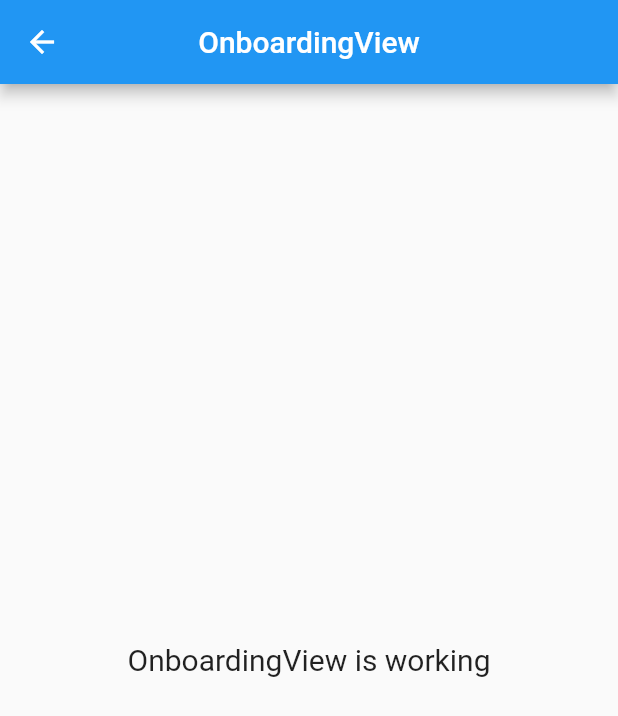
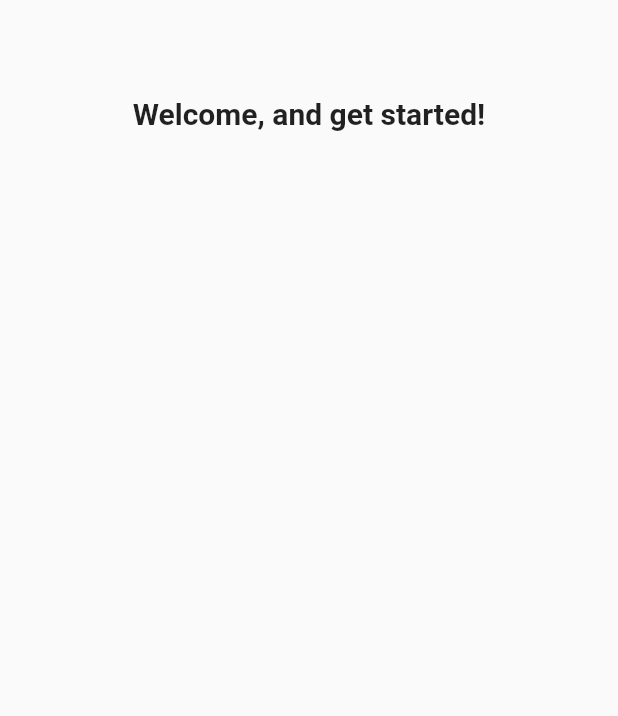
Before and after one commit to raihanromzi/flutter_getx_atbeach, a Flutter app: the OnboardingView screen opened by its route, on a phone screen of 412 x 824 dp. Shown: the top 716 px of the screen. Run offline on Flutter 3.47's test engine with Material 2 defaults, Android fonts, the phone set to English and light mode, and no system bars; our stand-ins replace get.

```diff
--- /dev/null
+++ b/atbeach_app/lib/app/modules/login/bindings/login_binding.dart
@@ -0,0 +1,12 @@
+import 'package:get/get.dart';
+
+import '../controllers/login_controller.dart';
+
+class LoginBinding extends Bindings {
+  @override
+  void dependencies() {
+    Get.lazyPut<LoginController>(
+      () => LoginController(),
+    );
+  }
+}
--- a/atbeach_app/lib/app/modules/onboarding/views/onboarding_view.dart
+++ b/atbeach_app/lib/app/modules/onboarding/views/onboarding_view.dart
@@ -9,16 +9,14 @@
   @override
   Widget build(BuildContext context) {
     return Scaffold(
-      appBar: AppBar(
-        title: Text('OnboardingView'),
-        centerTitle: true,
-      ),
-      body: Center(
-        child: Text(
-          'OnboardingView is working',
-          style: TextStyle(fontSize: 20),
+        body: Padding(
+      padding: const EdgeInsets.symmetric(vertical: 64),
+      child: ListView(children: const <Widget>[
+        Center(
+          child: Text('Welcome, and get started!',
+              style: TextStyle(fontSize: 20, fontWeight: FontWeight.bold)),
         ),
-      ),
-    );
+      ]),
+    ));
   }
 }
--- /dev/null
+++ b/atbeach_app/lib/app/modules/register/bindings/register_binding.dart
@@ -0,0 +1,12 @@
+import 'package:get/get.dart';
+
+import '../controllers/register_controller.dart';
+
+class RegisterBinding extends Bindings {
+  @override
+  void dependencies() {
+    Get.lazyPut<RegisterController>(
+      () => RegisterController(),
+    );
+  }
+}
--- a/atbeach_app/lib/app/routes/app_pages.dart
+++ b/atbeach_app/lib/app/routes/app_pages.dart
@@ -2,8 +2,12 @@
 
 import '../modules/home/bindings/home_binding.dart';
 import '../modules/home/views/home_view.dart';
+import '../modules/login/bindings/login_binding.dart';
+import '../modules/login/views/login_view.dart';
 import '../modules/onboarding/bindings/onboarding_binding.dart';
 import '../modules/onboarding/views/onboarding_view.dart';
+import '../modules/register/bindings/register_binding.dart';
+import '../modules/register/views/register_view.dart';
 
 part 'app_routes.dart';
 
@@ -23,5 +27,15 @@
       page: () => const OnboardingView(),
       binding: OnboardingBinding(),
     ),
+    GetPage(
+      name: _Paths.LOGIN,
+      page: () => const LoginView(),
+      binding: LoginBinding(),
+    ),
+    GetPage(
+      name: _Paths.REGISTER,
+      page: () => const RegisterView(),
+      binding: RegisterBinding(),
+    ),
   ];
 }
--- a/atbeach_app/lib/app/routes/app_routes.dart
+++ b/atbeach_app/lib/app/routes/app_routes.dart
@@ -5,10 +5,14 @@
   Routes._();
   static const HOME = _Paths.HOME;
   static const ONBOARDING = _Paths.ONBOARDING;
+  static const LOGIN = _Paths.LOGIN;
+  static const REGISTER = _Paths.REGISTER;
 }
 
 abstract class _Paths {
   _Paths._();
   static const HOME = '/home';
   static const ONBOARDING = '/onboarding';
+  static const LOGIN = '/login';
+  static const REGISTER = '/register';
 }
--- /dev/null
+++ b/atbeach_app/lib/app/widget/splash_screen.dart
@@ -0,0 +1,23 @@
+import 'package:flutter/material.dart';
+import 'package:get/get.dart';
+
+class SplashScreen extends StatelessWidget {
+  const SplashScreen({Key? key}) : super(key: key);
+
+  @override
+  Widget build(BuildContext context) {
+    return MaterialApp(
+      debugShowCheckedModeBanner: false,
+      home: Scaffold(
+        backgroundColor: const Color(0xFF081332),
+        body: Center(
+          child: SizedBox(
+            width: Get.width * 0.5,
+            height: Get.height * 0.5,
+            child: Image.asset("assets/logo/atBeach.png"),
+          ),
+        ),
+      ),
+    );
+  }
+}
```
Also changed, not shown: atbeach_app/lib/app/modules/login/controllers/login_controller.dart (added, +23 -0 lines), atbeach_app/lib/app/modules/login/views/login_view.dart (added, +24 -0 lines), atbeach_app/lib/app/modules/register/controllers/register_controller.dart (added, +23 -0 lines), atbeach_app/lib/app/modules/register/views/register_view.dart (added, +24 -0 lines), atbeach_app/lib/main.dart (+25 -7 lines), atbeach_app/pubspec.yaml (+5 -2 lines), atbeach_app/assets/logo/atBeach.png (added), atbeach_app/pubspec.lock.
